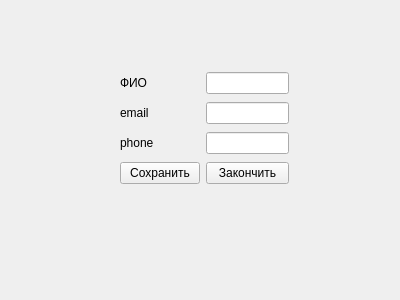
Old version of the form session.ui in the repository TheCoolestMango/ContactGot.
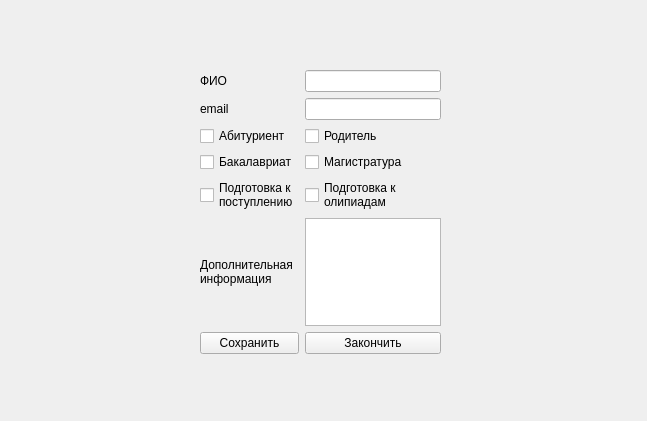
New version of the form.

```diff
--- a/session.ui
+++ b/session.ui
@@ -6,8 +6,8 @@
    <rect>
     <x>0</x>
     <y>0</y>
-    <width>400</width>
-    <height>300</height>
+    <width>647</width>
+    <height>421</height>
    </rect>
   </property>
   <property name="windowTitle">
@@ -16,23 +16,30 @@
   <widget class="QWidget" name="gridLayoutWidget">
    <property name="geometry">
     <rect>
-     <x>120</x>
+     <x>200</x>
      <y>70</y>
-     <width>169</width>
-     <height>120</height>
+     <width>241</width>
+     <height>284</height>
     </rect>
    </property>
    <layout class="QGridLayout" name="gridLayout">
-    <item row="2" column="0">
-     <widget class="QLabel" name="label_3">
+    <item row="6" column="1">
+     <widget class="QPushButton" name="finishButton">
       <property name="text">
-       <string>phone</string>
+       <string>Закончить</string>
       </property>
      </widget>
     </item>
     <item row="1" column="1">
      <widget class="QLineEdit" name="emailLineEdit"/>
     </item>
+    <item row="3" column="0">
+     <widget class="QCheckBox" name="isBachelor">
+      <property name="text">
+       <string>Бакалавриат</string>
+      </property>
+     </widget>
+    </item>
     <item row="1" column="0">
      <widget class="QLabel" name="label_2">
       <property name="text">
@@ -40,9 +47,39 @@
       </property>
      </widget>
     </item>
+    <item row="2" column="0">
+     <widget class="QCheckBox" name="isApplicant">
+      <property name="text">
+       <string>Абитуриент</string>
+      </property>
+     </widget>
+    </item>
+    <item row="2" column="1">
+     <widget class="QCheckBox" name="isParent">
+      <property name="text">
+       <string>Родитель</string>
+      </property>
+     </widget>
+    </item>
     <item row="0" column="1">
      <widget class="QLineEdit" name="fioLineEdit"/>
     </item>
+    <item row="4" column="1">
+     <widget class="QCheckBox" name="isOlimp">
+      <property name="text">
+       <string>Подготовка к
+олипиадам</string>
+      </property>
+     </widget>
+    </item>
+    <item row="4" column="0">
+     <widget class="QCheckBox" name="isApply">
+      <property name="text">
+       <string>Подготовка к
+поступлению</string>
+      </property>
+     </widget>
+    </item>
     <item row="0" column="0">
      <widget class="QLabel" name="label">
       <property name="text">
@@ -50,20 +87,28 @@
       </property>
      </widget>
     </item>
-    <item row="2" column="1">
-     <widget class="QLineEdit" name="phoneLineEdit"/>
+    <item row="3" column="1">
+     <widget class="QCheckBox" name="isMaster">
+      <property name="text">
+       <string>Магистратура</string>
+      </property>
+     </widget>
     </item>
-    <item row="3" column="0">
+    <item row="6" column="0">
      <widget class="QPushButton" name="saveButton">
       <property name="text">
        <string>Сохранить</string>
       </property>
      </widget>
     </item>
-    <item row="3" column="1">
-     <widget class="QPushButton" name="finishButton">
+    <item row="5" column="1">
+     <widget class="QTextEdit" name="additionalInfo"/>
+    </item>
+    <item row="5" column="0">
+     <widget class="QLabel" name="label_3">
       <property name="text">
-       <string>Закончить</string>
+       <string>Дополнительная
+информация</string>
       </property>
      </widget>
     </item>
```
